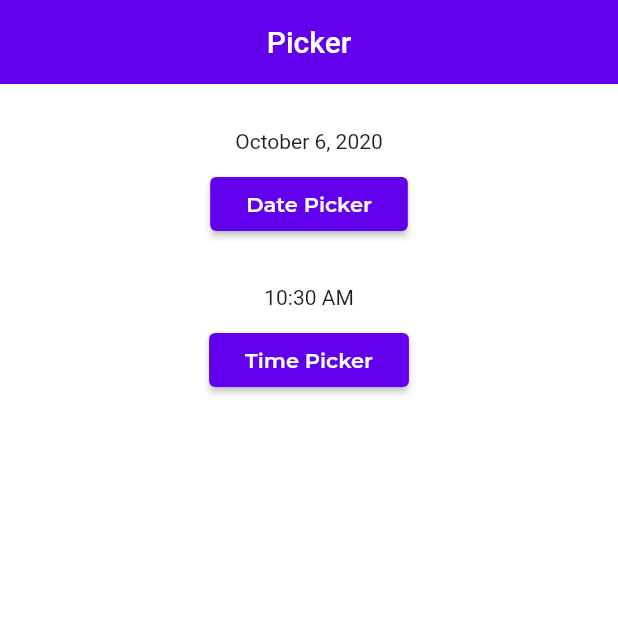
After one commit to luffyjie/flutter, a Flutter app: the screen it shows after launch, after a tap on "Pikcer demo", on a phone screen of 412 x 824 dp, the top half of it. The commit adds this screen. Run offline on Flutter 3.47's test engine with Material 2 defaults, Android fonts, the phone set to English and light mode, and no system bars; our stand-ins replace flutter_localized_locales, flutter_swiper, google_fonts; generated files the repository leaves out were written again.

Commit message:
add picker demo

```diff
--- /dev/null
+++ b/flutter_autoLayout/lib/gallery/picker_demo.dart
@@ -0,0 +1,115 @@
+import 'package:flutter_autoLayout/public.dart';
+import 'package:intl/intl.dart';
+
+enum PickerDemoType {
+  date,
+  time,
+}
+
+class PickerDemo extends StatefulWidget {
+  @override
+  _PickerDemoState createState() => _PickerDemoState();
+}
+
+class _PickerDemoState extends State<PickerDemo> {
+  DateTime _fromate = DateTime.now();
+  TimeOfDay _fromTime = TimeOfDay.fromDateTime(DateTime.now());
+
+  String _title(PickerDemoType type) {
+    switch (type) {
+      case PickerDemoType.date:
+        return AutolayoutLocalizations.of(context).demoDatePickerTitle;
+      case PickerDemoType.time:
+        return AutolayoutLocalizations.of(context).demoTimePickerTitle;
+    }
+    return '';
+  }
+
+  String _labeltext(PickerDemoType type) {
+    switch (type) {
+      case PickerDemoType.date:
+        return DateFormat.yMMMMd().format(_fromate);
+      case PickerDemoType.time:
+        return _fromTime.format(context);
+    }
+    return '';
+  }
+
+  Future<void> _showDatePicker() async {
+    final picked = await showDatePicker(
+      context: context,
+      initialDate: _fromate,
+      firstDate: DateTime(2015, 1),
+      lastDate: DateTime(2100),
+    );
+    if (picked != null && picked != _fromate) {
+      setState(() {
+        _fromate = picked;
+      });
+    }
+  }
+
+  Future<void> _showTimePicker() async {
+    final picked = await showTimePicker(
+      context: context,
+      initialTime: _fromTime,
+    );
+    if (picked != null && picked != _fromTime) {
+      setState(() {
+        _fromTime = picked;
+      });
+    }
+  }
+
+  @override
+  Widget build(BuildContext context) {
+    return Scaffold(
+      appBar: AppBar(
+        automaticallyImplyLeading: false,
+        title: Text('Picker'),
+      ),
+      body: SafeArea(
+        child: Center(
+          child: Column(
+            children: [
+              SizedBox(
+                height: 30,
+              ),
+              Text(
+                _labeltext(PickerDemoType.date),
+              ),
+              const SizedBox(
+                height: 10,
+              ),
+              RaisedButton(
+                child: Text(
+                  _title(PickerDemoType.date),
+                ),
+                onPressed: () {
+                  _showDatePicker();
+                },
+              ),
+              const SizedBox(
+                height: 30,
+              ),
+              Text(
+                _labeltext(PickerDemoType.time),
+              ),
+              const SizedBox(
+                height: 10,
+              ),
+              RaisedButton(
+                child: Text(
+                  _title(PickerDemoType.time),
+                ),
+                onPressed: () {
+                  _showTimePicker();
+                },
+              ),
+            ],
+          ),
+        ),
+      ),
+    );
+  }
+}
--- a/flutter_autoLayout/lib/main.dart
+++ b/flutter_autoLayout/lib/main.dart
@@ -1,6 +1,7 @@
 import 'package:flutter/cupertino.dart';
 import 'package:flutter/foundation.dart';
 import 'package:flutter/scheduler.dart';
+import 'package:flutter_autoLayout/gallery/picker_demo.dart';
 import 'package:flutter_autoLayout/themes/theme_data.dart';
 import 'package:flutter_localized_locales/flutter_localized_locales.dart';
 import 'public.dart';
@@ -62,12 +63,12 @@ class MyApp extends StatelessWidget {
                     type: ListDemoType.twoLine,
                   ),
               '/menu_demo': (BuildContext context) => MenuDemo(),
+              '/picker_demo': (BuildContext context) => PickerDemo(),
             },
             localizationsDelegates: const [
               ...AutolayoutLocalizations.localizationsDelegates,
               LocaleNamesLocalizationsDelegate()
             ],
-            // locale: const Locale('zh', 'en'),
             supportedLocales: AutolayoutLocalizations.supportedLocales,
             locale: AutolayoutOptions.of(context).locale,
             localeResolutionCallback: (locale, supportedLocales) {
@@ -190,6 +191,12 @@ class _MyHomePageSatate extends State<MyHomePage> {
                       Navigator.pushNamed(context, '/menu_demo');
                     },
                   ),
+                  GalleryButton(
+                    name: "Pikcer demo",
+                    onPressed: () {
+                      Navigator.pushNamed(context, '/picker_demo');
+                    },
+                  ),
                 ],
               ),
               Row(
@@ -239,7 +246,13 @@ class _MyHomePageSatate extends State<MyHomePage> {
                   color: Colors.amber,
                   child: Text("Hello World"),
                 ),
-              )
+              ),
+              SizedBox(
+                height: 300,
+                child: Container(
+                  color: Colors.blue,
+                ),
+              ),
             ],
           ),
         ));
```
